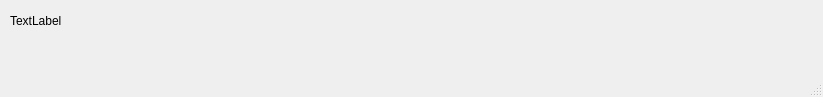
Old version of the form output.ui in the repository NotnaKO/individ_play.
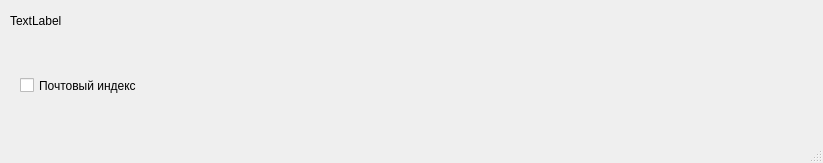
New version of the form.

What changed in the file:
```diff
--- a/output.ui
+++ b/output.ui
@@ -7,7 +7,7 @@
     <x>0</x>
     <y>0</y>
     <width>823</width>
-    <height>97</height>
+    <height>163</height>
    </rect>
   </property>
   <property name="windowTitle">
@@ -27,6 +27,19 @@
      <string>TextLabel</string>
     </property>
    </widget>
+   <widget class="QCheckBox" name="checkBox">
+    <property name="geometry">
+     <rect>
+      <x>20</x>
+      <y>70</y>
+      <width>171</width>
+      <height>31</height>
+     </rect>
+    </property>
+    <property name="text">
+     <string>Почтовый индекс</string>
+    </property>
+   </widget>
   </widget>
   <widget class="QMenuBar" name="menubar">
    <property name="geometry">
```
